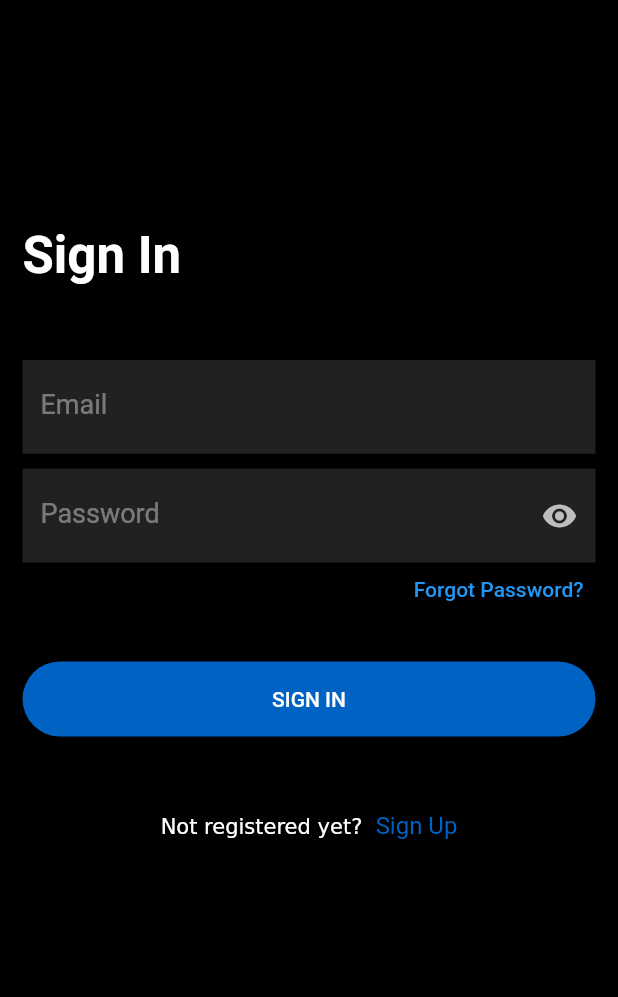
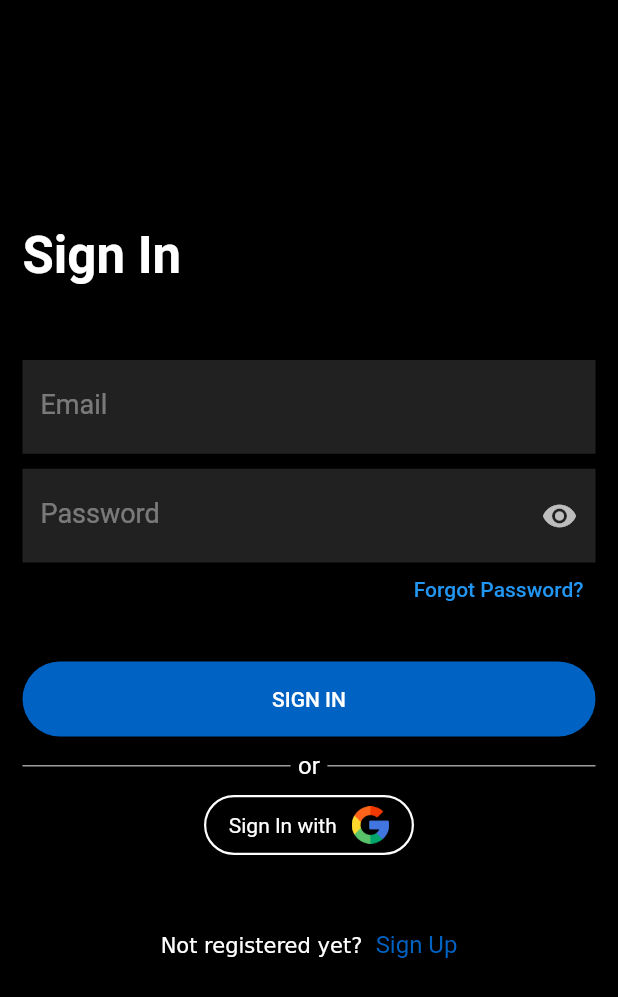
Before and after one commit to Siyahm/Time4Deal, a Flutter app: the screen it shows after launch, on a phone screen of 412 x 824 dp. Shown: the top 997 px of the screen. Run offline on Flutter 3.47's test engine with Material 2 defaults, Android fonts, the light colour scheme and no system bars; our stand-ins replace dio, flutter_otp_text_field, fluttertoast, google_sign_in.

Commit message:
google sign in package related functions completed, remains api integration

```diff
--- a/lib/constants/app_urls.dart
+++ b/lib/constants/app_urls.dart
@@ -1,3 +1,3 @@
 class AppUrls {
-  static const String mainUrl = "http://192.168.0.150:5003/api/v1/";
+  static const String mainUrl = "http://172.16.4.73:5003/api/v1/";
 }
--- a/lib/controller/sign_in_controller/sign_in_provider.dart
+++ b/lib/controller/sign_in_controller/sign_in_provider.dart
@@ -3,6 +3,7 @@ import 'dart:developer';
 import 'package:flutter/cupertino.dart';
 import 'package:time4deal/models/sign_in_model/sign_in_model.dart';
 import 'package:time4deal/routes/rout_names.dart';
+import 'package:time4deal/service/google_sign_in/google_sign_in_service.dart';
 import 'package:time4deal/service/sign_in_service/sign_in_servide.dart';
 
 class SignInProvider with ChangeNotifier {
@@ -36,4 +37,8 @@ class SignInProvider with ChangeNotifier {
       );
     }
   }
+
+  void googleLogin() {
+    GoogleSignInService().googleSignIn();
+  }
 }
--- /dev/null
+++ b/lib/service/google_sign_in/google_sign_in_service.dart
@@ -0,0 +1,17 @@
+import 'dart:developer';
+
+import 'package:google_sign_in/google_sign_in.dart';
+import 'package:time4deal/helpers/app_exceptions.dart';
+
+class GoogleSignInService {
+  Future<void> googleSignIn() async {
+    GoogleSignIn googleSignIn = GoogleSignIn();
+    try {
+      var result = await googleSignIn.signIn();
+      log(result.toString());
+      log(result!.displayName.toString());
+    } catch (e) {
+      AppExceptions.handleError(e);
+    }
+  }
+}
--- a/lib/view/sign_in/sign_in_scren.dart
+++ b/lib/view/sign_in/sign_in_scren.dart
@@ -2,6 +2,7 @@ import 'package:flutter/gestures.dart';
 import 'package:flutter/material.dart';
 import 'package:provider/provider.dart';
 import 'package:time4deal/controller/sign_up_controller/sign_up_provider.dart';
+import 'package:time4deal/helpers/app_colors.dart';
 import 'package:time4deal/utils/common_validations.dart';
 import 'package:time4deal/controller/sign_in_controller/sign_in_provider.dart';
 import 'package:time4deal/helpers/app_padding.dart';
@@ -77,6 +78,66 @@ class SignInScreen extends StatelessWidget {
                         : const Text('SIGN IN'),
                   ),
                 ),
+                SizedBoxes.heightBox10,
+                Row(
+                  children: const [
+                    Expanded(
+                      child: Divider(
+                        color: AppColors.greyColor,
+                        thickness: 1,
+                      ),
+                    ),
+                    SizedBoxes.widthBox5,
+                    Text(
+                      'or',
+                      style: TextStyle(fontSize: 16),
+                    ),
+                    SizedBoxes.widthBox5,
+                    Expanded(
+                      child: Divider(
+                        color: AppColors.greyColor,
+                        thickness: 1,
+                      ),
+                    )
+                  ],
+                ),
+                SizedBoxes.heightBox10,
+                Align(
+                  alignment: Alignment.center,
+                  child: GestureDetector(
+                    onTap: () {
+                      signInProvider.googleLogin();
+                    },
+                    child: Container(
+                      width: 140,
+                      height: 40,
+                      decoration: BoxDecoration(
+                        borderRadius: BorderRadius.circular(20),
+                        border: Border.all(
+                          color: AppColors.whiteColor,
+                          width: 1.5,
+                        ),
+                      ),
+                      child: Row(
+                        mainAxisAlignment: MainAxisAlignment.center,
+                        children: [
+                          const Text('Sign In with'),
+                          SizedBoxes.widthBox10,
+                          Container(
+                            width: 25,
+                            height: 25,
+                            decoration: const BoxDecoration(
+                              image: DecorationImage(
+                                  image: AssetImage(
+                                'lib/assets/google icon.png',
+                              )),
+                            ),
+                          ),
+                        ],
+                      ),
+                    ),
+                  ),
+                ),
                 SizedBoxes.heightBox50,
                 Align(
                   alignment: Alignment.center,
--- a/lib/view/sign_up/sign_up_screen.dart
+++ b/lib/view/sign_up/sign_up_screen.dart
@@ -140,7 +140,7 @@ class SignUpScreen extends StatelessWidget {
                       child: Row(
                         mainAxisAlignment: MainAxisAlignment.center,
                         children: [
-                          const Text('Sign up with'),
+                          const Text('Sign Up with'),
                           SizedBoxes.widthBox10,
                           Container(
                             width: 25,
--- a/pubspec.yaml
+++ b/pubspec.yaml
@@ -35,6 +35,7 @@ dependencies:
     sdk: flutter
   flutter_otp_text_field: ^1.1.1
   fluttertoast: ^8.1.1
+  google_sign_in: ^5.4.2
   provider: ^6.0.4
 
 dev_dependencies:
```
Also changed, not shown: pubspec.lock, 1 other file.
